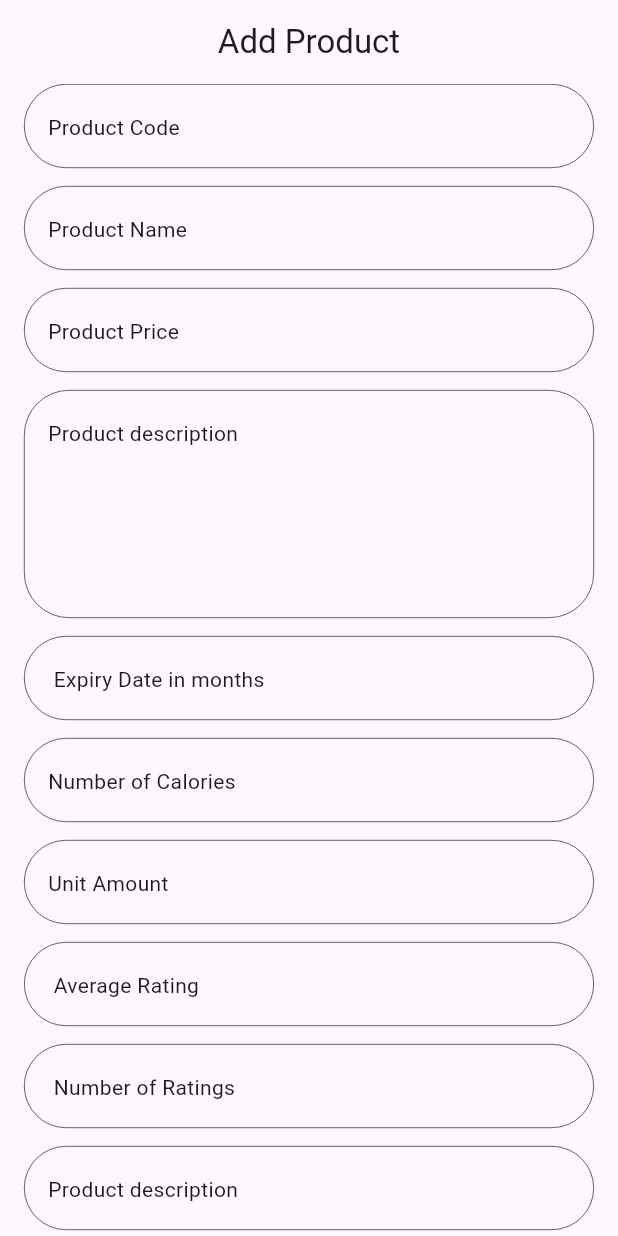
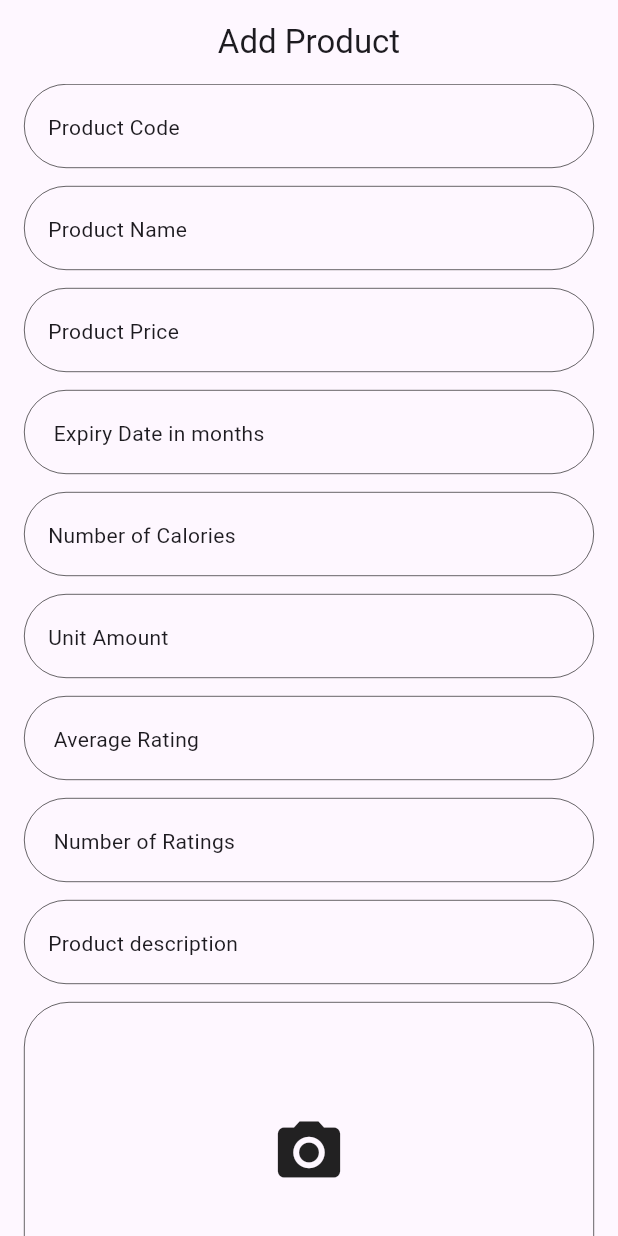
Before and after one commit to Sheriif80/Fruits-Hub-Dashboard, a Flutter app: the AddProductView screen opened by its route, on a phone screen of 412 x 824 dp. Run offline on Flutter 3.47's test engine with Material 3 defaults, Android fonts, the phone set to English and light mode, and no system bars; drawn by our look-alikes of modal_progress_hud_nsn, skeletonizer; our stand-ins replace bloc, cloud_firestore, dartz, firebase_core, firebase_storage, flutter_bloc and 6 more; missing offline and left inert: animated_snack_bar; accounts and stored records are empty.

Commit message:
removed custom text form field was adding nothing

```diff
--- a/lib/features/add_product/presentation/views/widgets/add_product_view_body.dart
+++ b/lib/features/add_product/presentation/views/widgets/add_product_view_body.dart
@@ -63,16 +63,7 @@ class _AddProductViewBodyState extends State<AddProductViewBody> {
                 keyboardType: TextInputType.number,
               ),
               const Gap(12),
-              CustomTextFormField(
-                onSaved: (value) {
-                  productDescription = value;
-                },
-                maxLines: 5,
-                hintText: 'Product description',
-                keyboardType: TextInputType.text,
-              ),
 
-              const Gap(12),
               CustomTextFormField(
                 onSaved: (value) {
                   expiryDateMonths = int.parse(value!);
```
